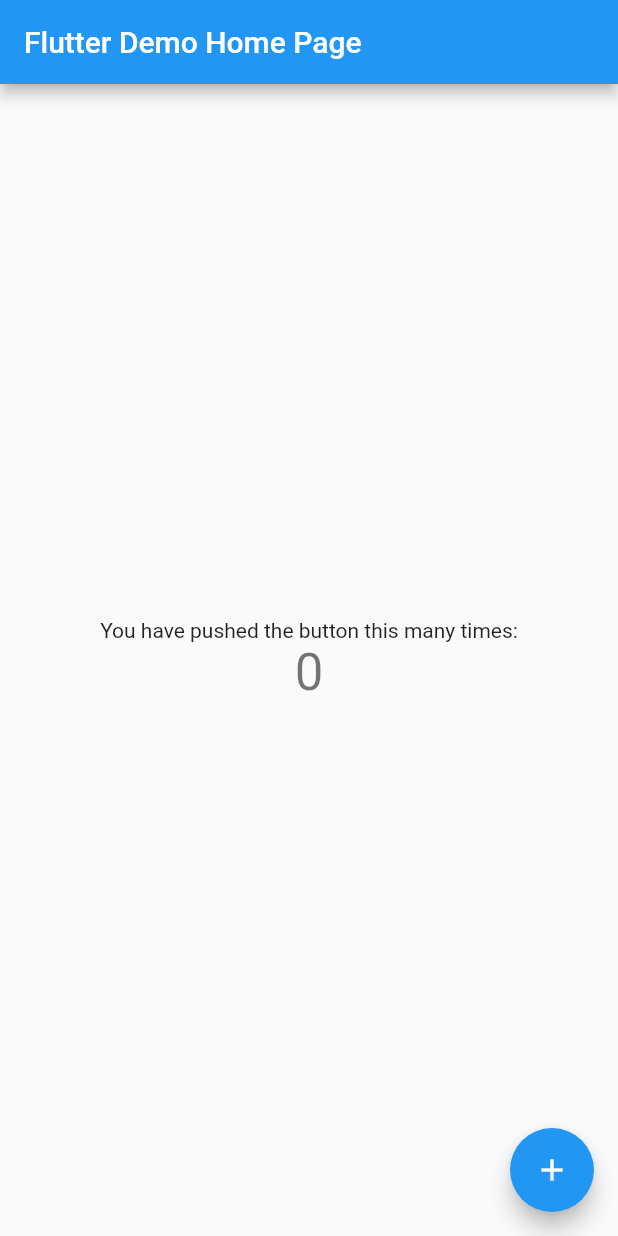
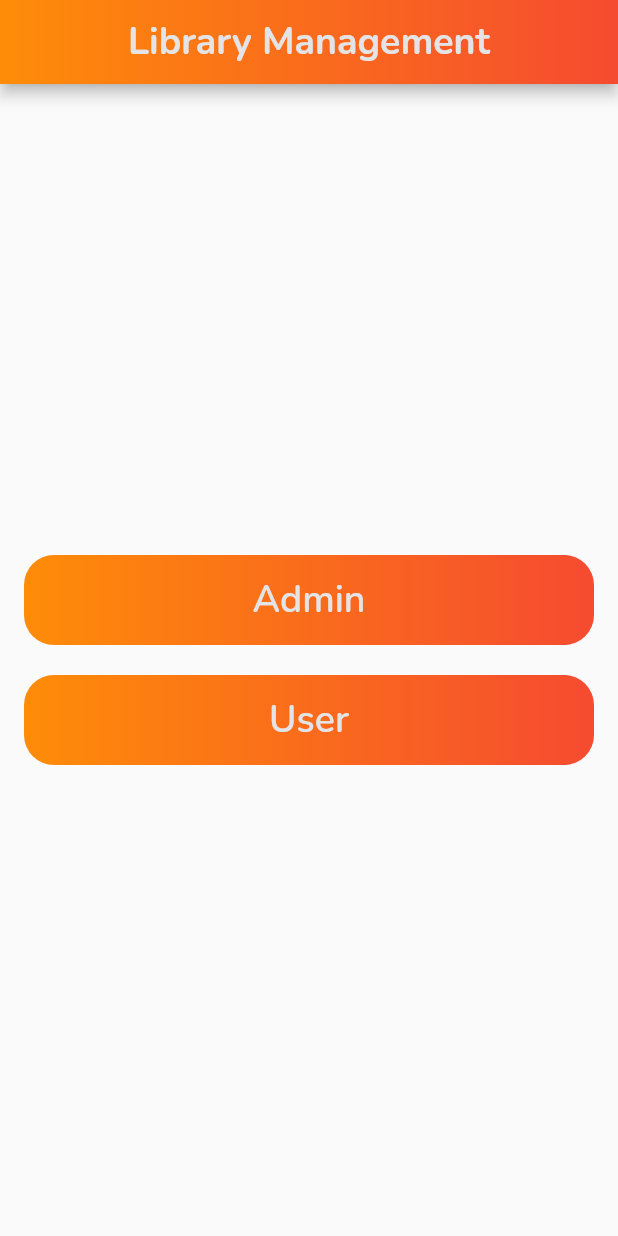
Before and after one commit to Tofazzal-2443/Library-Management, a Flutter app: the screen it shows after launch, on a phone screen of 412 x 824 dp. Run offline on Flutter 3.47's test engine with Material 2 defaults, Android fonts, the phone set to English and light mode, and no system bars; our stand-ins replace google_fonts, new_gradient_app_bar.

Commit message:
home Page design

```diff
--- /dev/null
+++ b/lib/custom_widgets/common_button.dart
@@ -0,0 +1,43 @@
+import 'package:flutter/material.dart';
+import 'package:library_management/custom_widgets/texts_and_color.dart';
+
+class CommonButton extends StatelessWidget {
+   CommonButton({
+    super.key,
+     required this.text,
+     required this.onTap,
+  });
+
+  String text;
+  VoidCallback onTap;
+
+  @override
+  Widget build(BuildContext context) {
+    return InkWell(
+      onTap: onTap,
+      child: Container(
+        height: 60,
+        width: double.infinity,
+        decoration: BoxDecoration(
+          borderRadius: BorderRadius.circular(20),
+          gradient: LinearGradient(
+            colors: [
+              Color(0xffFE8C08),
+              Color(0xffF54B30),
+            ],
+          ),
+        ),
+        child: Center(
+          child: Text(
+            "$text",
+            style: myStyle(
+              25,
+              textClrLight,
+              FontWeight.w600,
+            ),
+          ),
+        ),
+      ),
+    );
+  }
+}
--- /dev/null
+++ b/lib/custom_widgets/texts_and_color.dart
@@ -0,0 +1,20 @@
+import 'package:flutter/material.dart';
+import 'package:google_fonts/google_fonts.dart';
+
+myStyle(double size, [Color? clr, FontWeight? fw]) {
+  return GoogleFonts.nunito(
+    fontSize: size,
+    color: clr,
+    fontWeight: fw,
+  );
+}
+
+const Color textClrLight = Color(0xffE4E4E6);
+const Color textClrDark = Color(0xff8A8A8E);
+const Color buttonC = Color(0xffFE8C08);
+const LinearGradient buttonClr = LinearGradient(
+  colors: [
+    Color(0xffFE8C08),
+    Color(0xffF54B30),
+  ],
+);
--- a/lib/main.dart
+++ b/lib/main.dart
@@ -1,4 +1,5 @@
 import 'package:flutter/material.dart';
+import 'package:library_management/pages/home__page.dart';
 
 void main() {
   runApp(const MyApp());
@@ -11,6 +12,7 @@ class MyApp extends StatelessWidget {
   @override
   Widget build(BuildContext context) {
     return MaterialApp(
+      debugShowCheckedModeBanner: false,
       title: 'Flutter Demo',
       theme: ThemeData(
         // This is the theme of your application.
@@ -24,92 +26,7 @@ class MyApp extends StatelessWidget {
         // is not restarted.
         primarySwatch: Colors.blue,
       ),
-      home: const MyHomePage(title: 'Flutter Demo Home Page'),
+      home: HomePage(),
     );
   }
 }
-
-class MyHomePage extends StatefulWidget {
-  const MyHomePage({super.key, required this.title});
-
-  // This widget is the home page of your application. It is stateful, meaning
-  // that it has a State object (defined below) that contains fields that affect
-  // how it looks.
-
-  // This class is the configuration for the state. It holds the values (in this
-  // case the title) provided by the parent (in this case the App widget) and
-  // used by the build method of the State. Fields in a Widget subclass are
-  // always marked "final".
-
-  final String title;
-
-  @override
-  State<MyHomePage> createState() => _MyHomePageState();
-}
-
-class _MyHomePageState extends State<MyHomePage> {
-  int _counter = 0;
-
-  void _incrementCounter() {
-    setState(() {
-      // This call to setState tells the Flutter framework that something has
-      // changed in this State, which causes it to rerun the build method below
-      // so that the display can reflect the updated values. If we changed
-      // _counter without calling setState(), then the build method would not be
-      // called again, and so nothing would appear to happen.
-      _counter++;
-    });
-  }
-
-  @override
-  Widget build(BuildContext context) {
-    // This method is rerun every time setState is called, for instance as done
-    // by the _incrementCounter method above.
-    //
-    // The Flutter framework has been optimized to make rerunning build methods
-    // fast, so that you can just rebuild anything that needs updating rather
-    // than having to individually change instances of widgets.
-    return Scaffold(
-      appBar: AppBar(
-        // Here we take the value from the MyHomePage object that was created by
-        // the App.build method, and use it to set our appbar title.
-        title: Text(widget.title),
-      ),
-      body: Center(
-        // Center is a layout widget. It takes a single child and positions it
-        // in the middle of the parent.
-        child: Column(
-          // Column is also a layout widget. It takes a list of children and
-          // arranges them vertically. By default, it sizes itself to fit its
-          // children horizontally, and tries to be as tall as its parent.
-          //
-          // Invoke "debug painting" (press "p" in the console, choose the
-          // "Toggle Debug Paint" action from the Flutter Inspector in Android
-          // Studio, or the "Toggle Debug Paint" command in Visual Studio Code)
-          // to see the wireframe for each widget.
-          //
-          // Column has various properties to control how it sizes itself and
-          // how it positions its children. Here we use mainAxisAlignment to
-          // center the children vertically; the main axis here is the vertical
-          // axis because Columns are vertical (the cross axis would be
-          // horizontal).
-          mainAxisAlignment: MainAxisAlignment.center,
-          children: <Widget>[
-            const Text(
-              'You have pushed the button this many times:',
-            ),
-            Text(
-              '$_counter',
-              style: Theme.of(context).textTheme.headlineMedium,
-            ),
-          ],
-        ),
-      ),
-      floatingActionButton: FloatingActionButton(
-        onPressed: _incrementCounter,
-        tooltip: 'Increment',
-        child: const Icon(Icons.add),
-      ), // This trailing comma makes auto-formatting nicer for build methods.
-    );
-  }
-}
--- /dev/null
+++ b/lib/pages/home__page.dart
@@ -0,0 +1,50 @@
+import 'package:flutter/material.dart';
+import 'package:library_management/custom_widgets/common_button.dart';
+import 'package:library_management/custom_widgets/texts_and_color.dart';
+import 'package:new_gradient_app_bar/new_gradient_app_bar.dart';
+
+class HomePage extends StatelessWidget {
+  const HomePage({Key? key}) : super(key: key);
+
+  @override
+  Widget build(BuildContext context) {
+    return Scaffold(
+      appBar: NewGradientAppBar(
+        centerTitle: true,
+        title: Text(
+          "Library Management",
+          style: myStyle(
+            25,
+            textClrLight,
+            FontWeight.w700,
+          ),
+        ),
+        gradient: LinearGradient(
+          colors: [
+            Color(0xffFE8C08),
+            Color(0xffF54B30),
+          ],
+        ),
+      ),
+      body: Padding(
+        padding: const EdgeInsets.all(16),
+        child: Center(
+          child: Column(
+            mainAxisAlignment: MainAxisAlignment.center,
+            children: [
+              CommonButton(
+                text: "Admin",
+                onTap: (){},
+              ),
+              SizedBox(height: 20,),
+              CommonButton(
+                text: "User",
+                onTap: (){},
+              ),
+            ],
+          ),
+        ),
+      ),
+    );
+  }
+}
--- a/pubspec.yaml
+++ b/pubspec.yaml
@@ -35,6 +35,8 @@ dependencies:
   # The following adds the Cupertino Icons font to your application.
   # Use with the CupertinoIcons class for iOS style icons.
   cupertino_icons: ^1.0.2
+  new_gradient_app_bar: ^0.2.0
+  google_fonts: ^4.0.3
 
 dev_dependencies:
   flutter_test:
```
Also changed, not shown: pubspec.lock.
